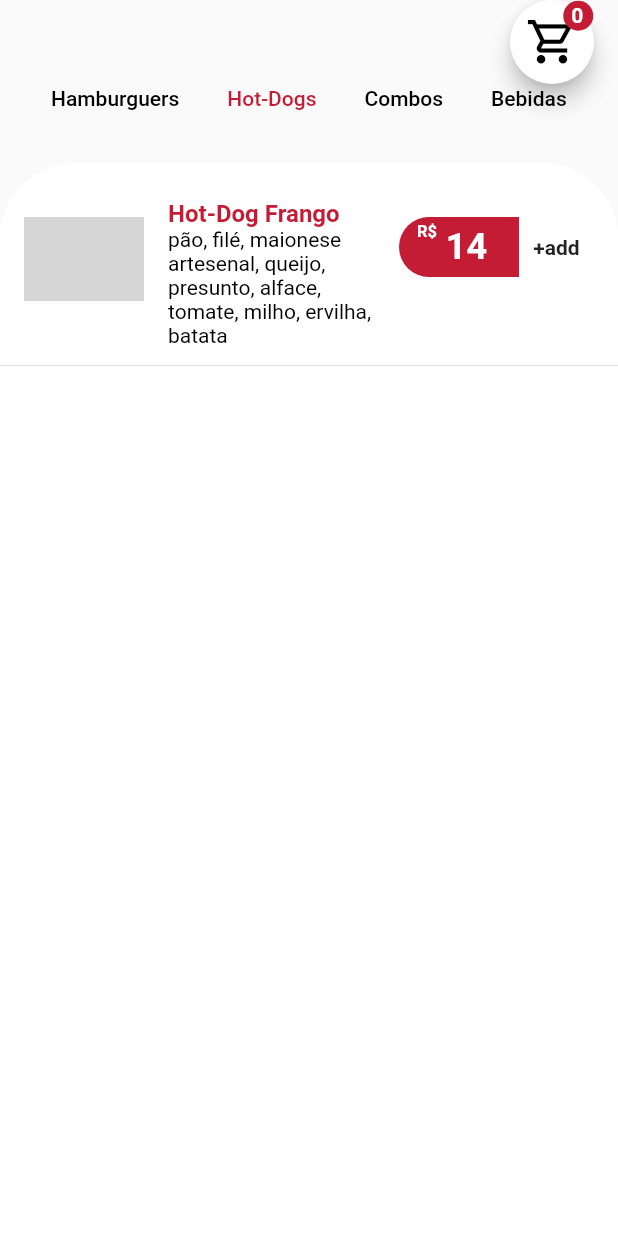
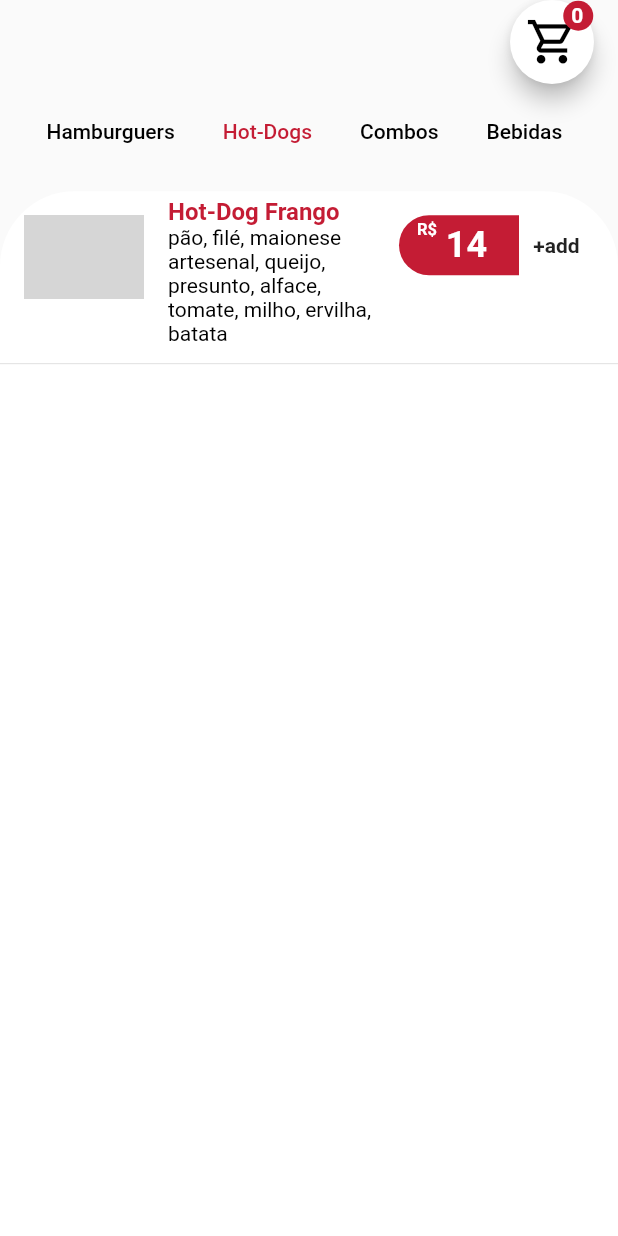
Before and after one commit to juniorsafera/delivery-app, a Flutter app: the TelaPrincipal screen opened by its route, tab 2 chosen, on a phone screen of 412 x 824 dp. Run offline on Flutter 3.47's test engine with Material 2 defaults, Android fonts, the phone set to English and light mode, and no system bars; network calls fail; grey boxes are pictures that could not be loaded.

Commit message:
Update tela_principal.dart

```diff
--- a/delivey_app/lib/views/tela_principal.dart
+++ b/delivey_app/lib/views/tela_principal.dart
@@ -60,13 +60,13 @@ class _TelaPrincipalState extends State<TelaPrincipal> {
             child: Column(
               children: [
                 SizedBox(
-                  height: size.height * 0.03,
+                  height: size.height * 0.06,
                 ),
                 // ignore: sized_box_for_whitespace
 
                 Container(
                   width: size.width,
-                  padding: const EdgeInsets.all(18),
+                  padding: const EdgeInsets.all(15),
                   child: TabBar(
                     labelColor: Paleta.corPrimaria,
                     unselectedLabelColor: Colors.black,
@@ -94,7 +94,7 @@ class _TelaPrincipalState extends State<TelaPrincipal> {
                   child: Container(
                     width: size.width,
                     height: size.height * 0.5,
-                    padding: const EdgeInsets.symmetric(vertical: 20),
+                    //padding: const EdgeInsets.symmetric(vertical: 20),
                     decoration: const BoxDecoration(
                       color: Colors.white,
                       borderRadius: BorderRadius.only(
```
